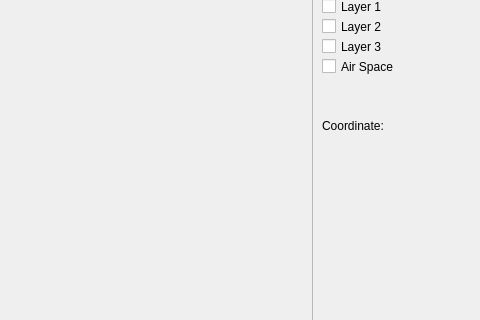
Qt form mainwindowbase.ui (koraykoca/GUI-GIS) before a commit; both pictures show x 158 to 638 and y 84 to 404 of the 638 by 579 pixel window.
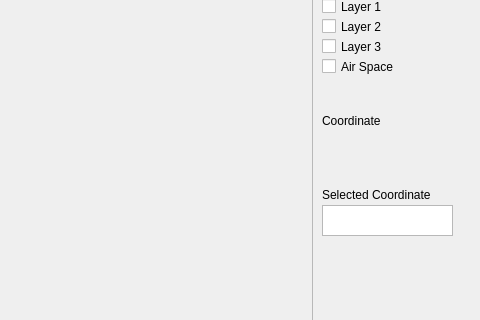
The same form after that commit. Icons and pictures are not drawn.

Commit message: show and select coordinates

The edit to the form file:
```diff
--- a/mainwindowbase.ui
+++ b/mainwindowbase.ui
@@ -60,13 +60,13 @@
     <property name="geometry">
      <rect>
       <x>480</x>
-      <y>150</y>
-      <width>91</width>
-      <height>81</height>
+      <y>170</y>
+      <width>81</width>
+      <height>31</height>
      </rect>
     </property>
     <property name="text">
-     <string>Coordinate:</string>
+     <string>Coordinate</string>
     </property>
    </widget>
    <widget class="QCheckBox" name="checkBox_3">
@@ -85,22 +85,9 @@
    <widget class="QLabel" name="label_2">
     <property name="geometry">
      <rect>
-      <x>490</x>
+      <x>480</x>
       <y>200</y>
-      <width>67</width>
-      <height>17</height>
-     </rect>
-    </property>
-    <property name="text">
-     <string/>
-    </property>
-   </widget>
-   <widget class="QLabel" name="label_3">
-    <property name="geometry">
-     <rect>
-      <x>490</x>
-      <y>220</y>
-      <width>67</width>
+      <width>121</width>
       <height>17</height>
      </rect>
     </property>
@@ -121,6 +108,36 @@
      <string>Air Space</string>
     </property>
    </widget>
+   <widget class="QLabel" name="label_4">
+    <property name="geometry">
+     <rect>
+      <x>480</x>
+      <y>250</y>
+      <width>151</width>
+      <height>20</height>
+     </rect>
+    </property>
+    <property name="text">
+     <string>Selected Coordinate</string>
+    </property>
+   </widget>
+   <widget class="QTextBrowser" name="textBrowser">
+    <property name="geometry">
+     <rect>
+      <x>480</x>
+      <y>270</y>
+      <width>131</width>
+      <height>31</height>
+     </rect>
+    </property>
+    <property name="html">
+     <string>&lt;!DOCTYPE HTML PUBLIC &quot;-//W3C//DTD HTML 4.0//EN&quot; &quot;http://www.w3.org/TR/REC-html40/strict.dtd&quot;&gt;
+&lt;html&gt;&lt;head&gt;&lt;meta name=&quot;qrichtext&quot; content=&quot;1&quot; /&gt;&lt;style type=&quot;text/css&quot;&gt;
+p, li { white-space: pre-wrap; }
+&lt;/style&gt;&lt;/head&gt;&lt;body style=&quot; font-family:'Ubuntu'; font-size:11pt; font-weight:400; font-style:normal;&quot;&gt;
+&lt;p style=&quot;-qt-paragraph-type:empty; margin-top:0px; margin-bottom:0px; margin-left:0px; margin-right:0px; -qt-block-indent:0; text-indent:0px;&quot;&gt;&lt;br /&gt;&lt;/p&gt;&lt;/body&gt;&lt;/html&gt;</string>
+    </property>
+   </widget>
   </widget>
   <widget class="QMenuBar" name="menubar">
    <property name="geometry">
```
Left out of the diff: 14 changed lines with no effect on the pictures. The commit also changes 6 other files.
